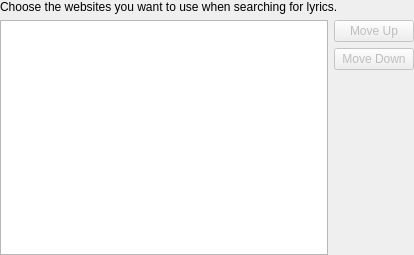
The window that context/lyricsettings.ui (polpo/cantata-mac) describes before a commit, drawn with Qt 5.
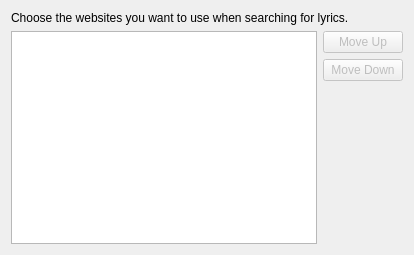
The same window after the commit.

Diff of the .ui file:
```diff
--- a/context/lyricsettings.ui
+++ b/context/lyricsettings.ui
@@ -11,9 +11,6 @@
    </rect>
   </property>
   <layout class="QVBoxLayout" name="verticalLayout_2">
-   <property name="margin">
-    <number>0</number>
-   </property>
    <item>
     <widget class="QLabel" name="label">
      <property name="text">
```
